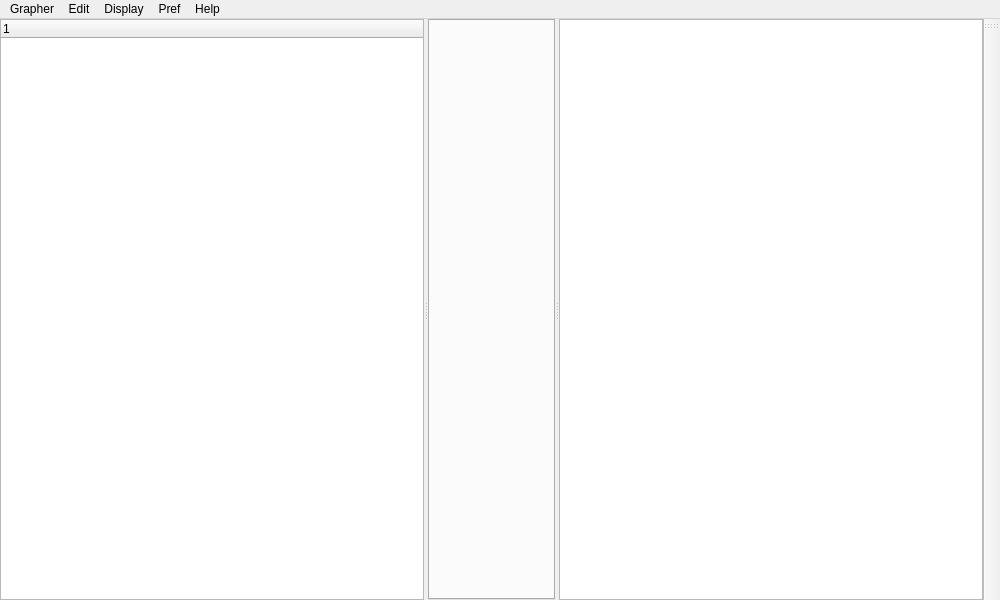
Qt form appli/grapher/gui/src/grapher.ui (snaress/studio) before a commit.
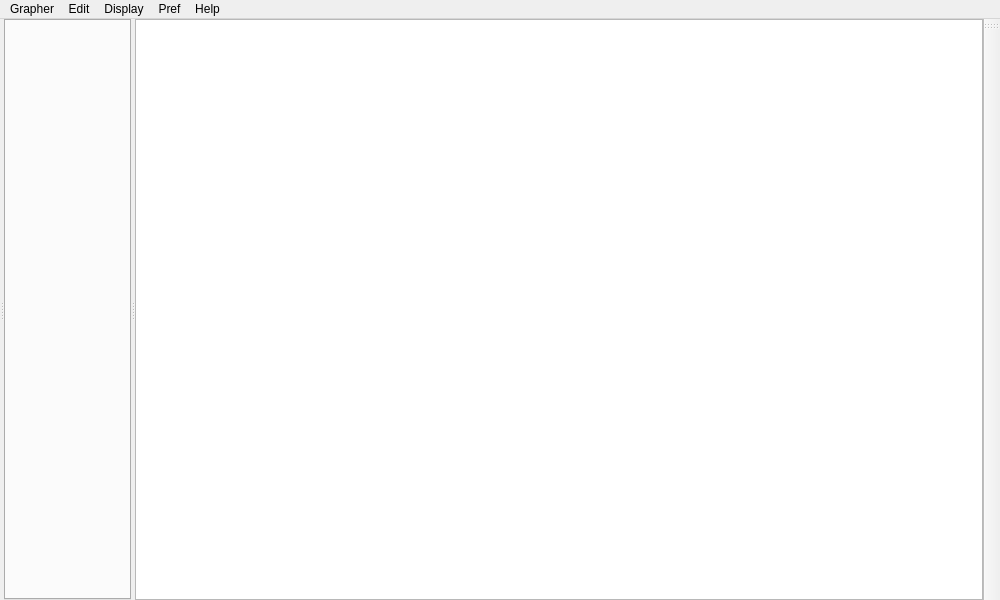
The same form after that commit.

Commit message: grapher: add projectTree widget

```diff
--- a/appli/grapher/gui/src/grapher.ui
+++ b/appli/grapher/gui/src/grapher.ui
@@ -26,17 +26,17 @@
       <property name="orientation">
        <enum>Qt::Horizontal</enum>
       </property>
-      <widget class="QWidget" name="verticalLayoutWidget">
-       <layout class="QVBoxLayout" name="vlTree">
-        <item>
-         <widget class="QTreeWidget" name="twTree">
-          <column>
-           <property name="text">
-            <string notr="true">1</string>
-           </property>
-          </column>
-         </widget>
-        </item>
+      <widget class="QFrame" name="qfProjectTree">
+       <property name="lineWidth">
+        <number>0</number>
+       </property>
+       <layout class="QVBoxLayout" name="vlProjectTree">
+        <property name="spacing">
+         <number>0</number>
+        </property>
+        <property name="margin">
+         <number>0</number>
+        </property>
        </layout>
       </widget>
       <widget class="QTabWidget" name="tabGraph">
```
Left out of the diff: 28 changed lines with no effect on the pictures. The commit also changes 29 other files.
